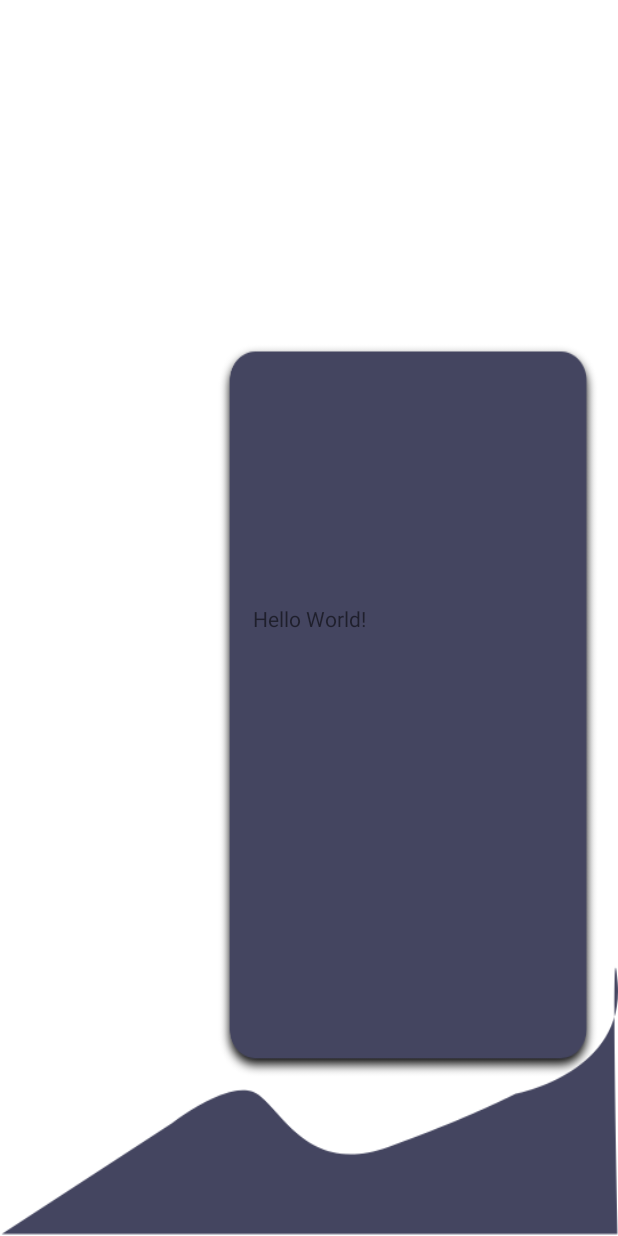
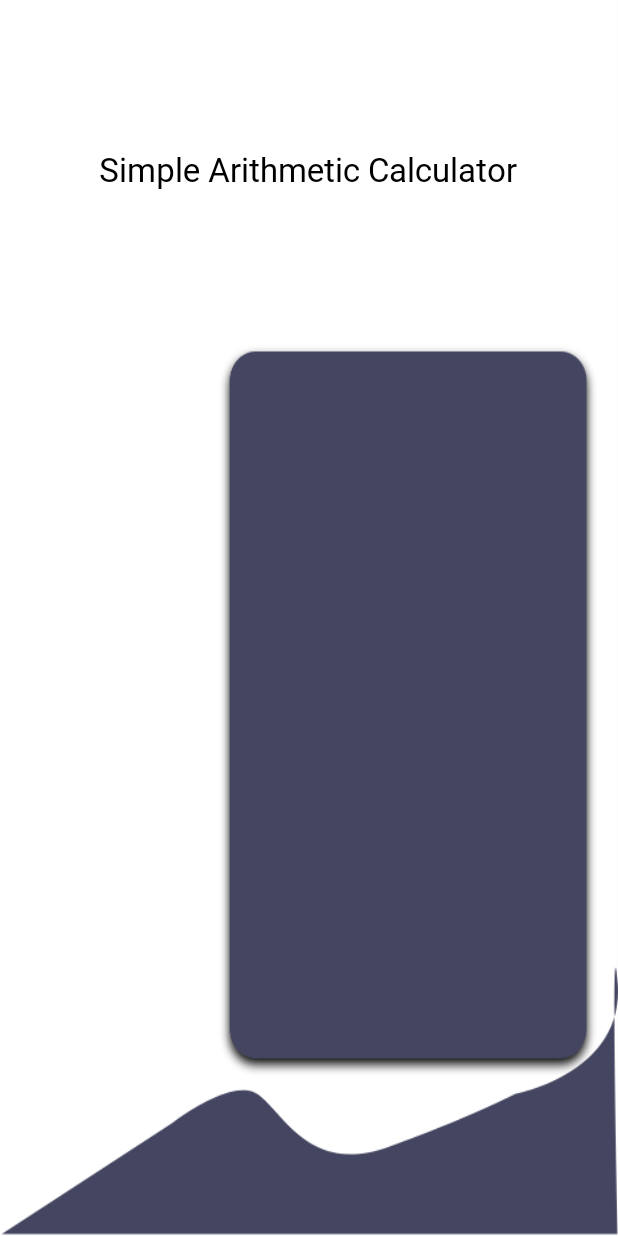
Before and after one commit to bryanladion/SimpleUICalculator, an Android app: the layout activity_main.xml on its own in the app's theme, with its tools: preview values and no code run, on a phone screen of 412 x 824 dp. Run offline under Robolectric (Android 15) with nearby library versions, the light colour scheme and no system bars.

Commit message:
I'm struggling I need to come up with another plan a this time.

```diff
--- a/app/src/main/res/layout/activity_main.xml
+++ b/app/src/main/res/layout/activity_main.xml
@@ -7,13 +7,20 @@
     android:background="@drawable/light_mode"
     tools:context=".MainActivity">
 
+
+
     <TextView
         android:layout_width="wrap_content"
         android:layout_height="wrap_content"
-        android:text="Hello World!"
+        android:fontFamily="@font/bold"
+        android:text="Simple Arithmetic Calculator"
+        android:textColor="@color/black"
+        android:textSize="22sp"
         app:layout_constraintBottom_toBottomOf="parent"
+        app:layout_constraintHorizontal_bias="0.495"
         app:layout_constraintLeft_toLeftOf="parent"
         app:layout_constraintRight_toRightOf="parent"
-        app:layout_constraintTop_toTopOf="parent" />
+        app:layout_constraintTop_toTopOf="parent"
+        app:layout_constraintVertical_bias="0.123" />
 
 </androidx.constraintlayout.widget.ConstraintLayout>
--- a/app/src/main/res/values-night/themes.xml
+++ b/app/src/main/res/values-night/themes.xml
@@ -1,6 +1,6 @@
 <resources xmlns:tools="http://schemas.android.com/tools">
     <!-- Base application theme. -->
-    <style name="Theme.SimpleUICalculator" parent="Theme.MaterialComponents.DayNight.DarkActionBar">
+    <style name="Theme.SimpleUICalculator" parent="Theme.AppCompat.Light.NoActionBar">
         <!-- Primary brand color. -->
         <item name="colorPrimary">@color/purple_200</item>
         <item name="colorPrimaryVariant">@color/purple_700</item>
@@ -10,7 +10,7 @@
         <item name="colorSecondaryVariant">@color/teal_200</item>
         <item name="colorOnSecondary">@color/black</item>
         <!-- Status bar color. -->
-        <item name="android:statusBarColor" tools:targetApi="l">?attr/colorPrimaryVariant</item>
+        <item name="android:statusBarColor" tools:targetApi="l">@color/white</item>
         <!-- Customize your theme here. -->
     </style>
 </resources>
--- a/app/src/main/res/values/themes.xml
+++ b/app/src/main/res/values/themes.xml
@@ -1,6 +1,6 @@
 <resources xmlns:tools="http://schemas.android.com/tools">
     <!-- Base application theme. -->
-    <style name="Theme.SimpleUICalculator" parent="Theme.MaterialComponents.DayNight.DarkActionBar">
+    <style name="Theme.SimpleUICalculator" parent="Theme.AppCompat.Light.NoActionBar">
         <!-- Primary brand color. -->
         <item name="colorPrimary">@color/purple_500</item>
         <item name="colorPrimaryVariant">@color/purple_700</item>
@@ -10,7 +10,7 @@
         <item name="colorSecondaryVariant">@color/teal_700</item>
         <item name="colorOnSecondary">@color/black</item>
         <!-- Status bar color. -->
-        <item name="android:statusBarColor" tools:targetApi="l">?attr/colorPrimaryVariant</item>
+        <item name="android:statusBarColor" tools:targetApi="l">@color/white</item>
         <!-- Customize your theme here. -->
     </style>
 </resources>
```
Also changed, not shown: app/src/main/java/com/newproject/simpleuicalculator/MainActivity.kt (+13 -1 lines), app/src/main/res/values/colors.xml (+11 -0 lines).
